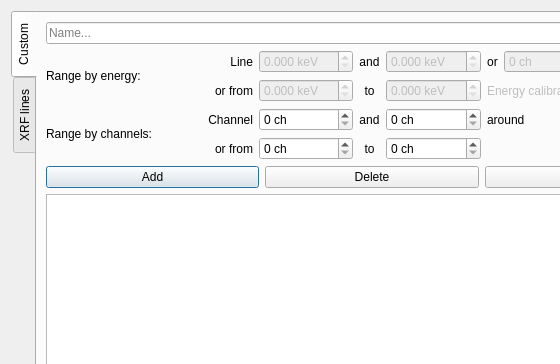
This is add_roi.ui in pfilipl/PolyX-XRF-Data-Analyser as Qt 5 draws it before an edit; both pictures show x 0 to 560 and y 0 to 364 of the 720 by 480 pixel window. The edited form follows.
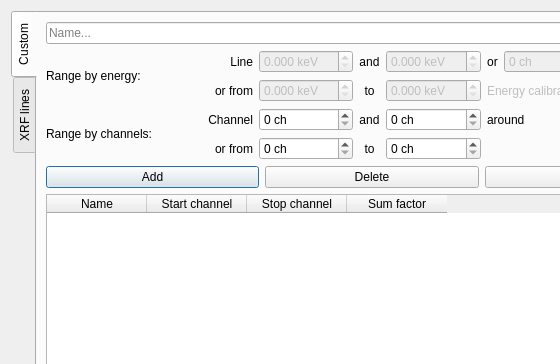
This is the edited form. Custom widgets are drawn as their Qt base class.

Commit message: Connection between periodic table and ROIs table

```diff
--- a/add_roi.ui
+++ b/add_roi.ui
@@ -573,13 +573,27 @@
         </layout>
        </item>
        <item>
-        <widget class="QTableView" name="tableView_CustomROIs">
-         <property name="enabled">
-          <bool>true</bool>
-         </property>
-         <property name="mouseTracking">
-          <bool>true</bool>
-         </property>
+        <widget class="QTableWidget" name="tableWidget_CustomROIs">
+         <column>
+          <property name="text">
+           <string>Name</string>
+          </property>
+         </column>
+         <column>
+          <property name="text">
+           <string>Start channel</string>
+          </property>
+         </column>
+         <column>
+          <property name="text">
+           <string>Stop channel</string>
+          </property>
+         </column>
+         <column>
+          <property name="text">
+           <string>Sum factor</string>
+          </property>
+         </column>
         </widget>
        </item>
       </layout>
```
The commit also changes 3 other files.
